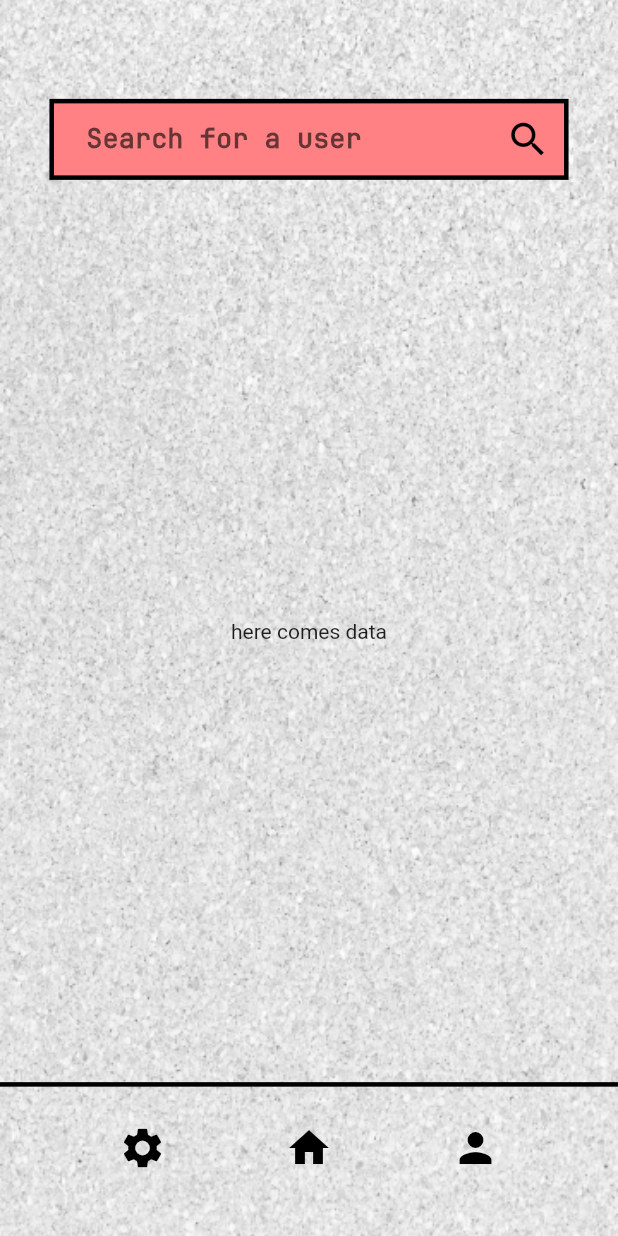
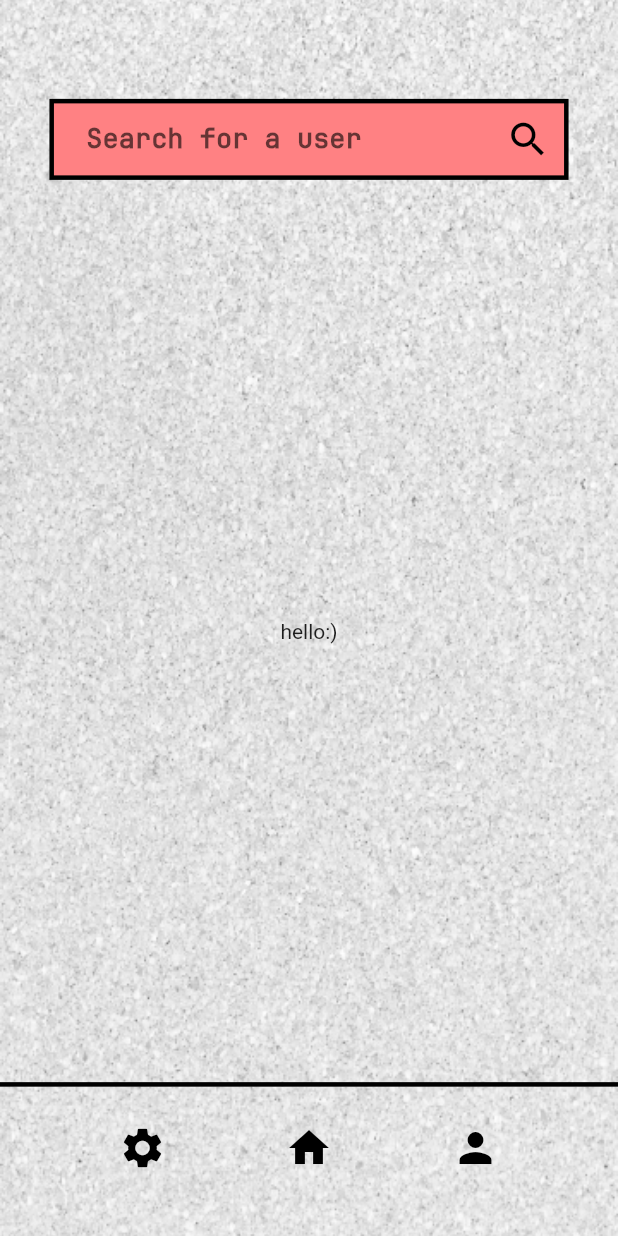
Before and after one commit to WiFi-Geo-Map/WiFiGeoMap-FlutterApp, a Flutter app: the screen it shows once a user with an empty profile is signed in, on a phone screen of 412 x 824 dp. Run offline on Flutter 3.47's test engine with Material 2 defaults, Android fonts, the phone set to English and light mode, and no system bars; our stand-ins replace cloud_firestore, firebase_auth, firebase_core, get, google_sign_in; missing offline and left inert: wifi_scan; accounts and stored records are empty.

Commit message:
added skeleton page;

```diff
--- a/lib/Screens/home_page.dart
+++ b/lib/Screens/home_page.dart
@@ -1,7 +1,5 @@
 import 'package:flutter/material.dart';
-import 'package:wifi_geo_map/Screens/loading_page.dart';
-import 'package:wifi_geo_map/utils/custom_inkwell.dart';
-import 'package:wifi_geo_map/utils/custom_sizedbox.dart';
+import 'package:wifi_geo_map/Screens/skeleton_page.dart';
 
 class HomePage extends StatefulWidget {
   const HomePage({super.key});
@@ -11,100 +9,13 @@ class HomePage extends StatefulWidget {
 }
 
 class _HomePageState extends State<HomePage> {
-  TextEditingController searchController = TextEditingController();
+
 
   @override
   Widget build(BuildContext context) {
-    return Scaffold(
-      body: Container(
-        decoration: const BoxDecoration(
-          image: DecorationImage(
-            image: AssetImage('assests/images/background.png'),
-            fit: BoxFit.cover,
-          ),
-        ),
-        child: Padding(
-          padding: EdgeInsets.only(
-            top: MediaQuery.of(context).size.height * 0.08,
-          ),
-          child: Column(
-            children: [
-              Padding(
-                padding: EdgeInsets.symmetric(
-                  horizontal: MediaQuery.of(context).size.width * 0.08,
-                ),
-                child: InkWell(
-                  child: Container(
-                    decoration: BoxDecoration(
-                      color: const Color(0xFFFF8183),
-                      border: Border.all(
-                        color: const Color(0xFF000000),
-                        width: 3,
-                      ),
-                    ),
-                    child: TextField(
-                      controller: searchController,
-                      decoration: const InputDecoration(
-                          hintText: '  Search for a user',
-                          hintStyle: TextStyle(
-                            fontFamily: 'JetBrains Mono',
-                            fontStyle: FontStyle.normal,
-                            fontWeight: FontWeight.bold,
-                            fontSize: 18,
-                          ),
-                          border: InputBorder.none,
-                          suffixIcon: Icon(
-                            Icons.search,
-                            size: 30,
-                            color: Color(0xFF000000),
-                          )),
-                    ),
-                  ),
-                ),
-              ),
-              const CustomSizedBox(
-                height: 0.73,
-                width: 1,
-                child: Center(child: Text("here comes data")),
-              ),
-              Container(
-                decoration: const BoxDecoration(
-                  border: Border(
-                    top: BorderSide(
-                      color: Color(0xFF000000),
-                      width: 3.0,
-                    ),
-                  ),
-                ),
-                child: const CustomSizedBox(
-                  height: 0.1,
-                  width: 1,
-                  child: Center(
-                    child: Row(
-                      mainAxisAlignment: MainAxisAlignment.spaceEvenly,
-                      children: [
-                        CustomInkWell(icon: Icons.settings, pageName: LoadingPage()),
-                        CustomInkWell(icon: Icons.home, pageName: LoadingPage()),
-                        CustomInkWell(icon: Icons.person, pageName: LoadingPage()),
-                      ],
-                    )
-                  ),
-                ),
-              ),
-            ],
-          ),
-        ),
-      ),
-    );
+    return const SkeletonPage(isSearching: true, child: Center(child: Text("hello:)")) );
   }
 }
-
-
-
-
-
-
-
 
 // import 'dart:async';
 
--- /dev/null
+++ b/lib/Screens/skeleton_page.dart
@@ -0,0 +1,108 @@
+import 'package:flutter/material.dart';
+import 'package:wifi_geo_map/Screens/loading_page.dart';
+import 'package:wifi_geo_map/utils/custom_inkwell.dart';
+import 'package:wifi_geo_map/utils/custom_sizedbox.dart';
+
+class SkeletonPage extends StatefulWidget {
+  final bool isSearching;
+  final Widget child;
+  const SkeletonPage(
+      {super.key, required this.isSearching, required this.child});
+
+  @override
+  State<SkeletonPage> createState() => _SkeletonPageState();
+}
+
+class _SkeletonPageState extends State<SkeletonPage> {
+  TextEditingController searchController = TextEditingController();
+
+  @override
+  Widget build(BuildContext context) {
+    final bool isSearching = widget.isSearching;
+    final Widget customChild = widget.child;
+    return Scaffold(
+      body: Container(
+        decoration: const BoxDecoration(
+          image: DecorationImage(
+            image: AssetImage('assests/images/background.png'),
+            fit: BoxFit.cover,
+          ),
+        ),
+        child: Padding(
+          padding: EdgeInsets.only(
+            top: MediaQuery.of(context).size.height * 0.08,
+          ),
+          child: Column(
+            children: [
+              Padding(
+                padding: EdgeInsets.symmetric(
+                  horizontal: MediaQuery.of(context).size.width * 0.08,
+                ),
+                child: isSearching
+                    ? InkWell(
+                        child: Container(
+                          decoration: BoxDecoration(
+                            color: const Color(0xFFFF8183),
+                            border: Border.all(
+                              color: const Color(0xFF000000),
+                              width: 3,
+                            ),
+                          ),
+                          child: TextField(
+                            controller: searchController,
+                            decoration: const InputDecoration(
+                                hintText: '  Search for a user',
+                                hintStyle: TextStyle(
+                                  fontFamily: 'JetBrains Mono',
+                                  fontStyle: FontStyle.normal,
+                                  fontWeight: FontWeight.bold,
+                                  fontSize: 18,
+                                ),
+                                border: InputBorder.none,
+                                suffixIcon: Icon(
+                                  Icons.search,
+                                  size: 30,
+                                  color: Color(0xFF000000),
+                                )),
+                          ),
+                        ),
+                      )
+                    : const CustomSizedBox(height: 0.07, width: 1),
+              ),
+              CustomSizedBox(
+                height: 0.73,
+                width: 1,
+                child: customChild,
+              ),
+              Container(
+                decoration: const BoxDecoration(
+                  border: Border(
+                    top: BorderSide(
+                      color: Color(0xFF000000),
+                      width: 3.0,
+                    ),
+                  ),
+                ),
+                child: const CustomSizedBox(
+                  height: 0.1,
+                  width: 1,
+                  child: Center(
+                      child: Row(
+                    mainAxisAlignment: MainAxisAlignment.spaceEvenly,
+                    children: [
+                      CustomInkWell(
+                          icon: Icons.settings, pageName: LoadingPage()),
+                      CustomInkWell(icon: Icons.home, pageName: LoadingPage()),
+                      CustomInkWell(
+                          icon: Icons.person, pageName: LoadingPage()),
+                    ],
+                  )),
+                ),
+              ),
+            ],
+          ),
+        ),
+      ),
+    );
+  }
+}
```
